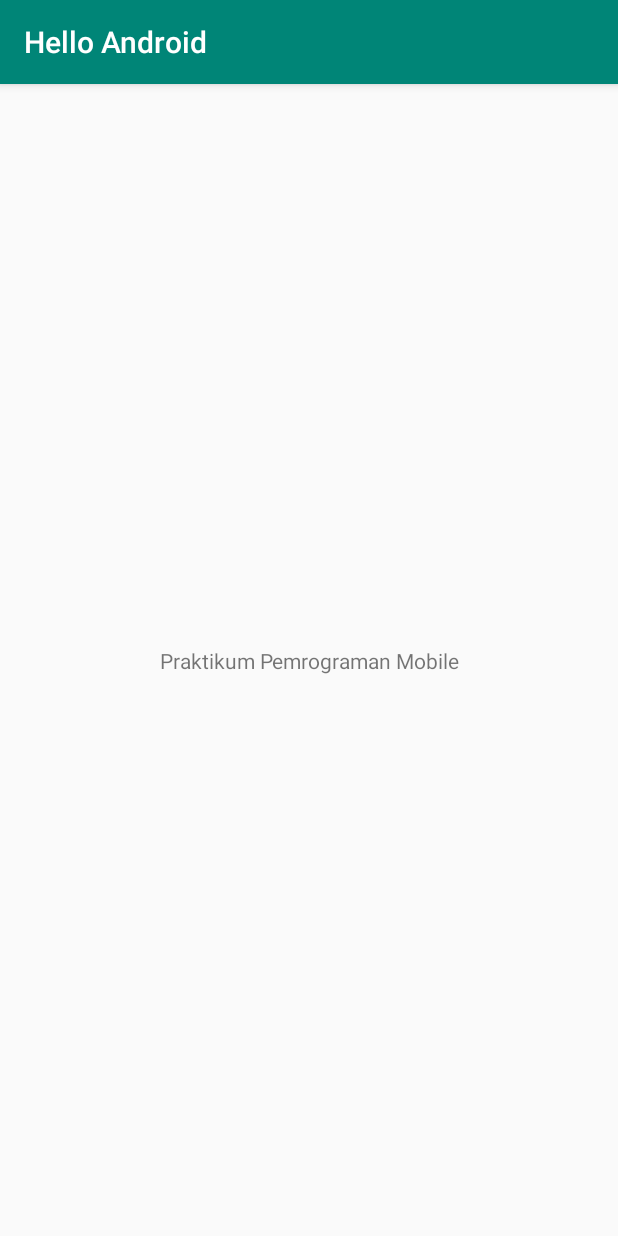
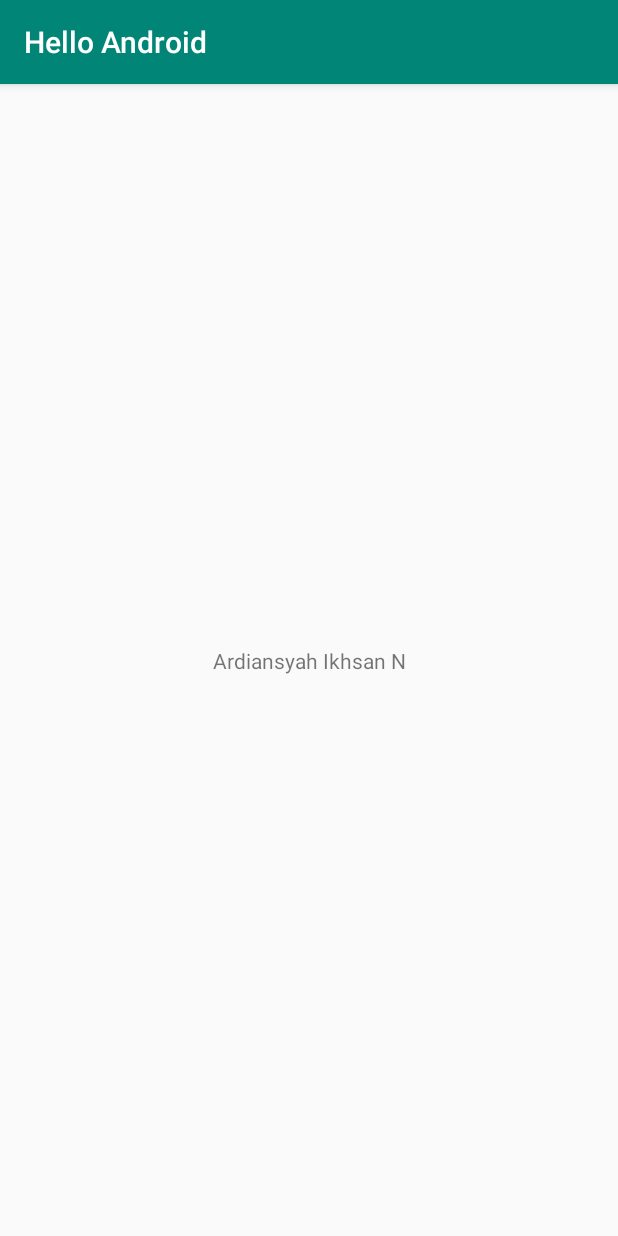
Before and after one commit to Ardiansyahik/Ardiansyah, an Android app: the screen it shows after launch (MainActivity), on a phone screen of 412 x 824 dp. Run offline under Robolectric (Android 15) with nearby library versions, the phone set to English and light mode, and no system bars.

Commit message:
Ardiansyah

```diff
--- a/app/src/main/res/layout/activity_main.xml
+++ b/app/src/main/res/layout/activity_main.xml
@@ -9,7 +9,7 @@
     <TextView
         android:layout_width="wrap_content"
         android:layout_height="wrap_content"
-        android:text="Praktikum Pemrograman Mobile"
+        android:text="Ardiansyah Ikhsan N"
         app:layout_constraintBottom_toBottomOf="parent"
         app:layout_constraintLeft_toLeftOf="parent"
         app:layout_constraintRight_toRightOf="parent"
```
